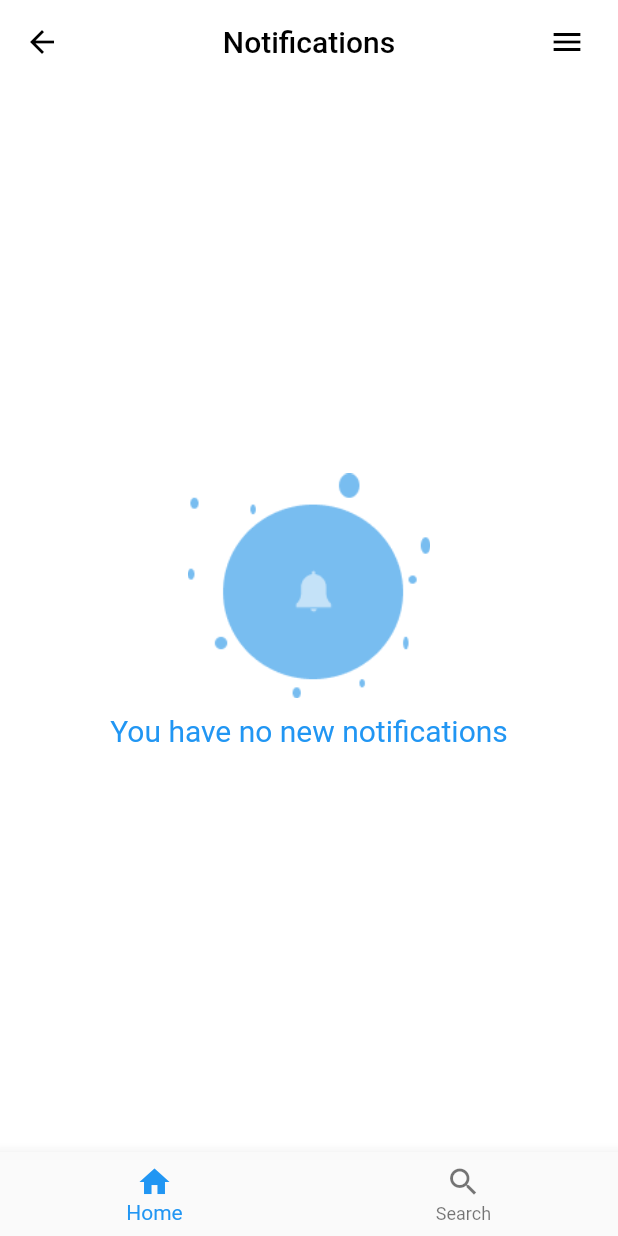
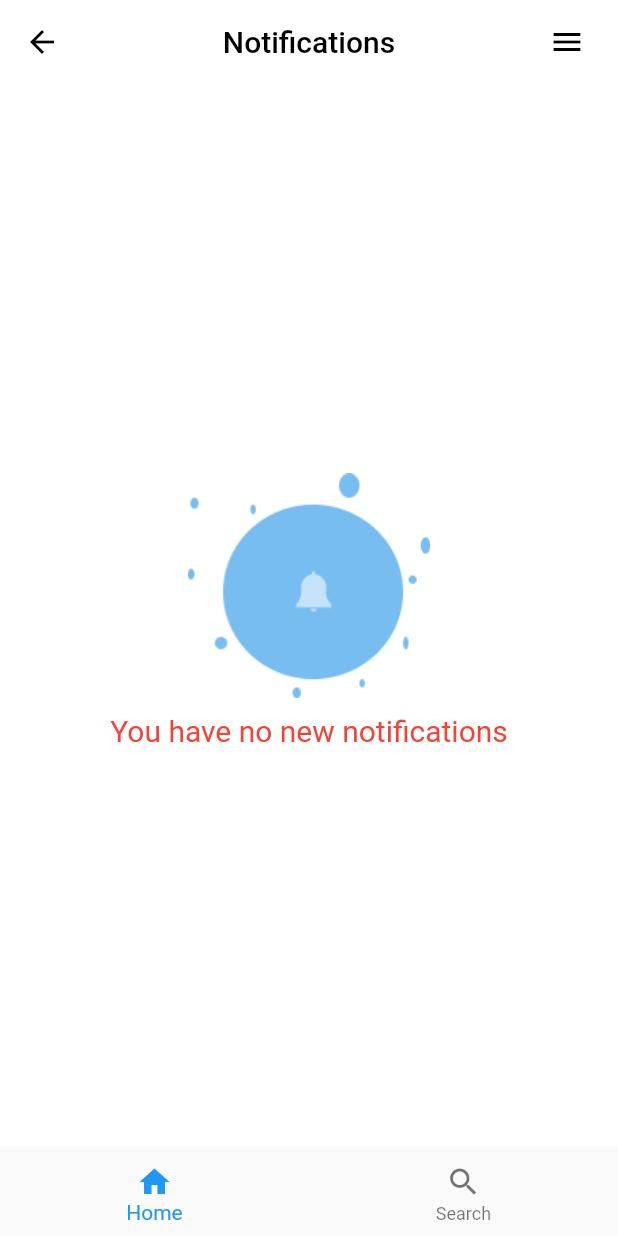
Before and after one commit to Emikomej/Delta_News, a Flutter app: the screen it shows after launch, on a phone screen of 412 x 824 dp. Run offline on Flutter 3.47's test engine with Material 2 defaults, Android fonts, the phone set to English and light mode, and no system bars.

Commit message:
ChaNGE color

```diff
--- a/lib/main.dart
+++ b/lib/main.dart
@@ -50,7 +50,7 @@ class MyApp extends StatelessWidget {
               padding: const EdgeInsets.all(10),
               child: const Text(
                 "You have no new notifications",
-                style: TextStyle(color: Colors.blue, fontSize: 20),
+                style: TextStyle(color: Colors.red, fontSize: 20),
               ),
             ),
           ],
```
